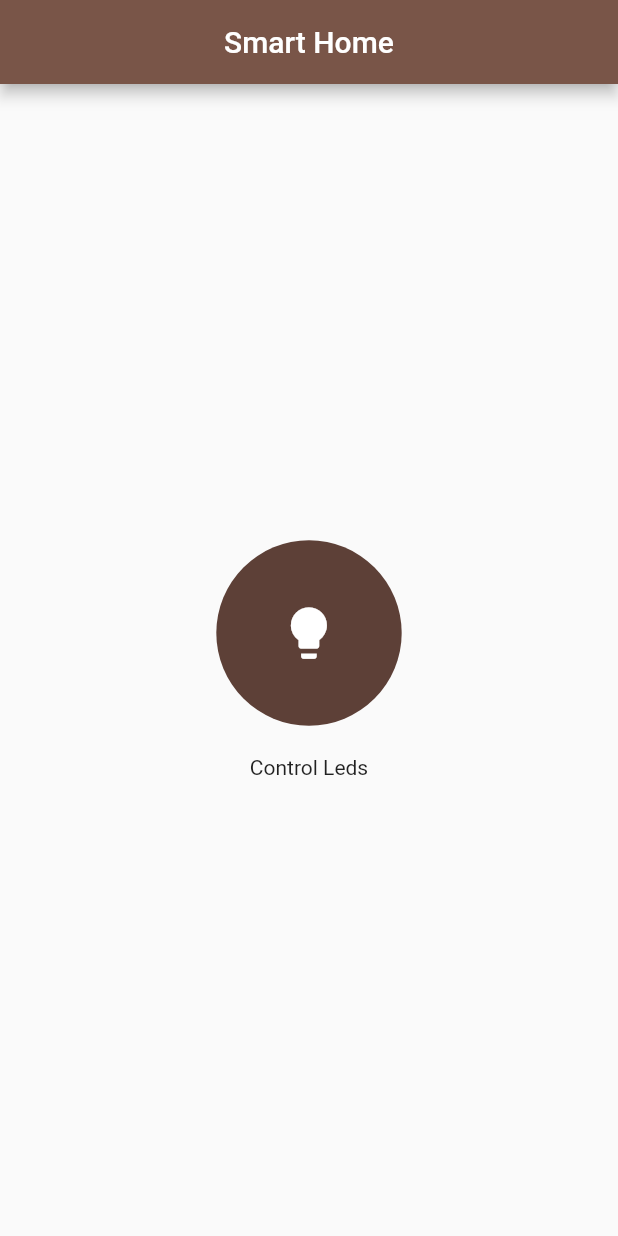
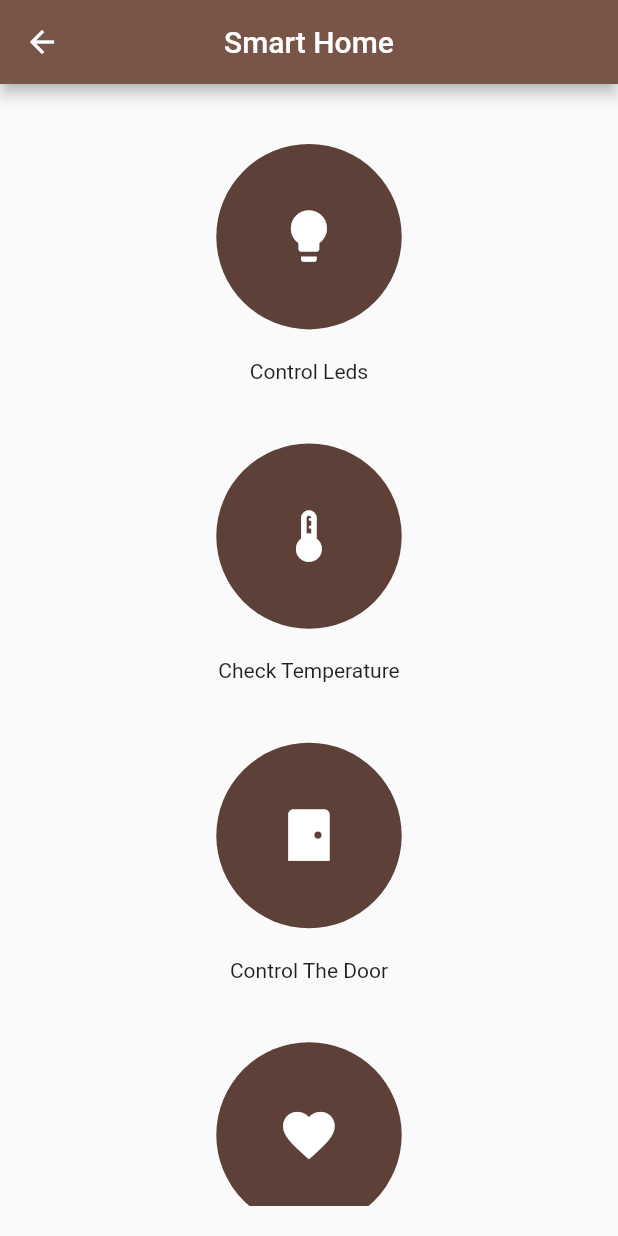
Before and after one commit to PierreEhab/smart_home, a Flutter app: the screen it shows after launch, after a tap on "Connect", on a phone screen of 412 x 824 dp. Run offline on Flutter 3.47's test engine with Material 2 defaults, Android fonts, the phone set to English and light mode, and no system bars; our stand-ins replace flutter_bluetooth_serial.

Commit message:
methods to transfer data between the app and hc-05 are implemented. added control led functionality. added get heart rate functionality. added control door with password functionality. added display temperature functionality. some code refactoring.

```diff
--- a/lib/bluetooth/bluetooth_state.dart
+++ b/lib/bluetooth/bluetooth_state.dart
@@ -1,9 +1,5 @@
-import 'dart:convert';
-import 'dart:typed_data';
-import 'package:flutter/services.dart';
 import 'package:flutter_bluetooth_serial/flutter_bluetooth_serial.dart';
 import 'package:smart_home/providers/bluetooth_provider.dart';
-import 'bluetooth_helper_functions.dart';
 import 'package:flutter/material.dart';
 import 'package:smart_home/screens/home_screen.dart';
 import 'package:provider/provider.dart';
@@ -54,7 +50,6 @@ class _BluetoothAppState extends State<BluetoothApp> {
     // as the app starts up
     Provider.of<BluetoothProvider>(context, listen: false)
         .enableBluetooth();
-
     // Listen for further state changes
     FlutterBluetoothSerial.instance
         .onStateChanged()
@@ -68,6 +63,8 @@ class _BluetoothAppState extends State<BluetoothApp> {
             .getPairedDevices();
       });
     });
+
+
   }
 
   @override
@@ -81,7 +78,6 @@ class _BluetoothAppState extends State<BluetoothApp> {
       Provider.of<BluetoothProvider>(context, listen: false)
           .connection = null;
     }
-
     super.dispose();
   }
 
@@ -173,7 +169,7 @@ class _BluetoothAppState extends State<BluetoothApp> {
         .connect();
                     }
                   }
-                  Navigator.pushReplacement(context, MaterialPageRoute(builder: (context)=>HomeScreen()));
+                  Navigator.push(context, MaterialPageRoute(builder: (context)=>HomeScreen()));
                 },
 
                 child:
--- a/lib/screens/home_screen.dart
+++ b/lib/screens/home_screen.dart
@@ -1,21 +1,25 @@
 import 'package:flutter/material.dart';
+import 'package:smart_home/screens/door_controller_screen.dart';
 import 'package:smart_home/screens/leds_controller_screen.dart';
+import 'package:smart_home/screens/monitor_heart_rate.dart';
+import 'package:smart_home/widgets/door.dart';
 import 'package:smart_home/widgets/light_bulb.dart';
+import 'package:smart_home/widgets/my_home_scaffold.dart';
 import 'package:smart_home/widgets/rounded_inkwell.dart';
+import '../providers/bluetooth_provider.dart';
+import 'package:provider/provider.dart';
 
 class HomeScreen extends StatelessWidget {
   const HomeScreen({Key? key}) : super(key: key);
 
   @override
   Widget build(BuildContext context) {
-    return Scaffold(
-      appBar: AppBar(
-        title: const Text("Smart Home"),
-        centerTitle: true,
-      ),
+    return MyHomeScaffold(
+      appBarTitle: "Smart Home",
       body: Padding(
         padding: const EdgeInsets.all(20),
         child: Center(
+          child: SingleChildScrollView(
             child: Column(
               crossAxisAlignment: CrossAxisAlignment.center,
               mainAxisAlignment: MainAxisAlignment.center,
@@ -32,7 +36,49 @@ class HomeScreen extends StatelessWidget {
                   child: const LightBulb(),
                   text: "Control Leds",
                 ),
+                RoundedInkwell(
+                  onTap: () {
+                    Provider.of<BluetoothProvider>(context, listen: false)
+                        .sendMessageToBluetooth(2);
+                  },
+                  child: Icon(
+                    Icons.thermostat_rounded,
+                    size: MediaQuery.of(context).size.width * 0.1,
+                    color: Colors.white,
+                  ),
+                  text: "Check Temperature",
+                ),
+                RoundedInkwell(
+                  onTap: () {
+                    Navigator.push(
+                      context,
+                      MaterialPageRoute(
+                        builder: (context) => const DoorControllerScreen(),
+                      ),
+                    );
+                  },
+                  child: const Door(),
+                  text: "Control The Door",
+                ),
+                RoundedInkwell(
+                  onTap: () {
+                    Navigator.push(
+                      context,
+                      MaterialPageRoute(
+                        builder: (context) => const MonitorHeartRate(),
+                      ),
+                    ).then((value) => Provider.of<BluetoothProvider>(context, listen: false)
+                        .sendMessageToBluetooth(8));
+                  },
+                  child: Icon(
+                    Icons.favorite,
+                    size: MediaQuery.of(context).size.width * 0.1,
+                    color: Colors.white,
+                  ),
+                  text: "Monitor Heart Rate",
+                ),
               ],
+            ),
           ),
         ),
       ),
--- /dev/null
+++ b/lib/widgets/door.dart
@@ -0,0 +1,15 @@
+import 'package:flutter/cupertino.dart';
+import 'package:flutter/material.dart';
+
+class Door extends StatelessWidget {
+  const Door({Key? key}) : super(key: key);
+
+  @override
+  Widget build(BuildContext context) {
+    return Icon(
+      Icons.sensor_door,
+      size: MediaQuery.of(context).size.width * 0.1,
+      color: Colors.white,
+    );
+  }
+}
--- /dev/null
+++ b/lib/widgets/my_home_scaffold.dart
@@ -0,0 +1,22 @@
+import 'package:flutter/material.dart';
+
+class MyHomeScaffold extends StatefulWidget {
+  const MyHomeScaffold({Key? key,required this.appBarTitle,required this.body}) : super(key: key);
+  final String appBarTitle;
+  final Widget body;
+  @override
+  State<MyHomeScaffold> createState() => _MyHomeScaffoldState();
+}
+
+class _MyHomeScaffoldState extends State<MyHomeScaffold> {
+  @override
+  Widget build(BuildContext context) {
+    return Scaffold(
+      appBar: AppBar(
+        title: Text(widget.appBarTitle),
+        centerTitle: true,
+      ),
+      body: widget.body,
+    );
+  }
+}
```
Also changed, not shown: lib/providers/bluetooth_provider.dart (+15 -21 lines), lib/screens/door_controller_screen.dart (added, +43 -0 lines), lib/screens/leds_controller_screen.dart (+3 -4 lines), lib/screens/monitor_heart_rate.dart (added, +30 -0 lines), lib/widgets/password_pop_up.dart (added, +62 -0 lines). Lines whose indentation alone changed are shown as unchanged.
